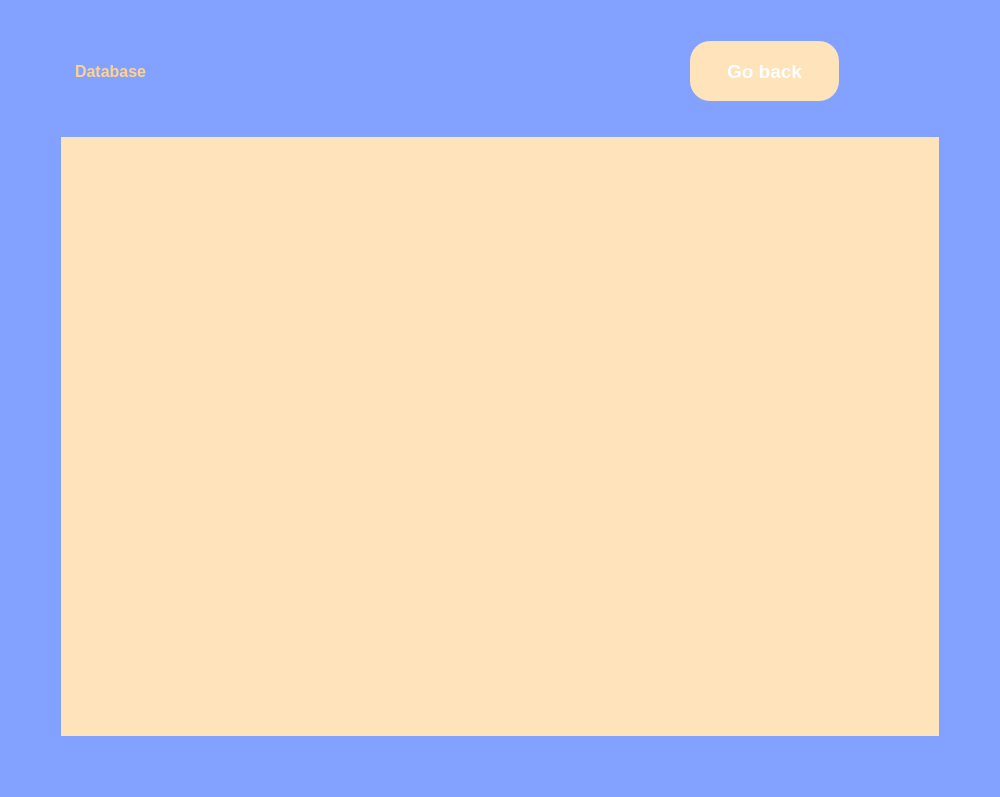
Old version of the form game_view/frontend/database.ui in the repository fra3597/my_german_game.
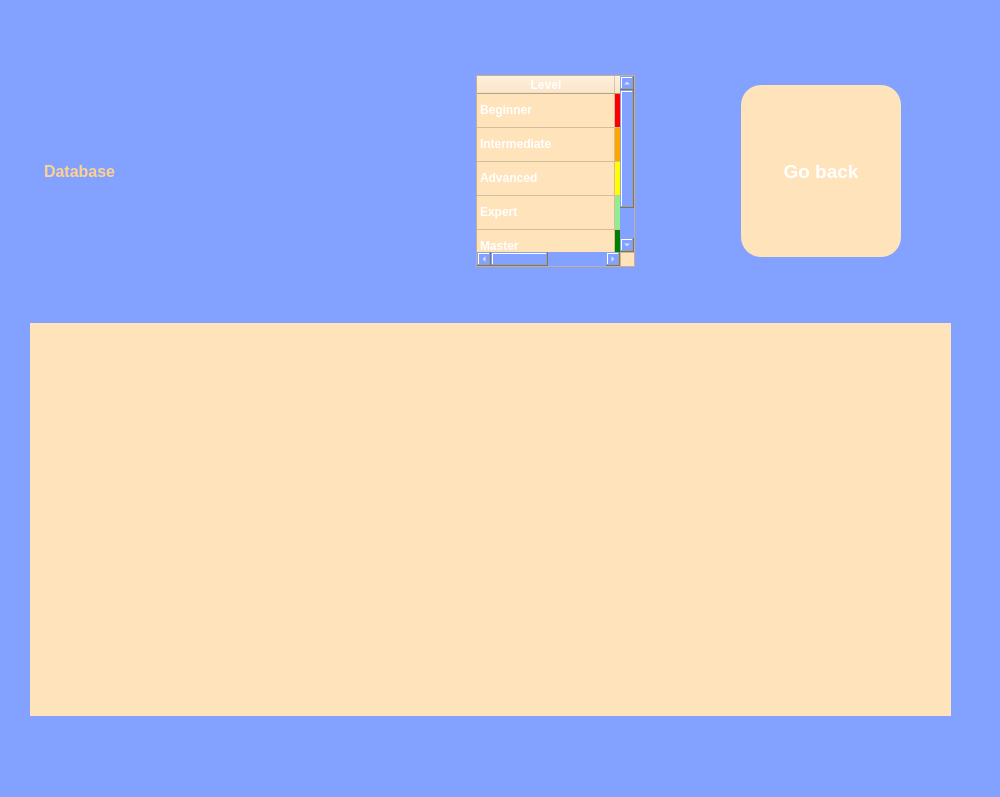
New version of the form.

Commit message: Implemented features: - SQL Database works also on the "Open Database" page

```diff
--- a/game_view/frontend/database.ui
+++ b/game_view/frontend/database.ui
@@ -19,20 +19,18 @@
 	color: #FFFFFF;
 }</string>
   </property>
-  <layout class="QVBoxLayout" name="verticalLayout_2">
-   <item>
-    <layout class="QVBoxLayout" name="verticalLayout" stretch="1,5">
-     <property name="leftMargin">
-      <number>50</number>
-     </property>
-     <property name="rightMargin">
-      <number>50</number>
-     </property>
-     <property name="bottomMargin">
-      <number>50</number>
-     </property>
+  <widget class="QWidget" name="verticalLayoutWidget">
+   <property name="geometry">
+    <rect>
+     <x>30</x>
+     <y>25</y>
+     <width>921</width>
+     <height>691</height>
+    </rect>
+   </property>
+   <layout class="QVBoxLayout" name="verticalLayout" stretch="1,4">
      <item>
-      <layout class="QHBoxLayout" name="horizontalLayout" stretch="3,2">
+     <layout class="QHBoxLayout" name="horizontalLayout" stretch="3,2,2">
        <item>
         <widget class="QLabel" name="title_label">
          <property name="sizePolicy">
@@ -65,19 +63,251 @@
          </property>
         </widget>
        </item>
+      <item>
+       <layout class="QHBoxLayout" name="horizontalLayout_Legend">
+        <property name="leftMargin">
+         <number>50</number>
+        </property>
+        <property name="topMargin">
+         <number>50</number>
+        </property>
+        <property name="rightMargin">
+         <number>50</number>
+        </property>
+        <property name="bottomMargin">
+         <number>50</number>
+        </property>
+        <item>
+         <widget class="QTableWidget" name="tableWidget">
+          <property name="font">
+           <font>
+            <weight>75</weight>
+            <bold>true</bold>
+           </font>
+          </property>
+          <property name="styleSheet">
+           <string notr="true">background-color: #FFE3BB;</string>
+          </property>
+          <attribute name="horizontalHeaderDefaultSectionSize">
+           <number>138</number>
+          </attribute>
+          <attribute name="horizontalHeaderHighlightSections">
+           <bool>true</bool>
+          </attribute>
+          <attribute name="horizontalHeaderMinimumSectionSize">
+           <number>24</number>
+          </attribute>
+          <attribute name="verticalHeaderVisible">
+           <bool>false</bool>
+          </attribute>
+          <attribute name="verticalHeaderDefaultSectionSize">
+           <number>34</number>
+          </attribute>
+          <row>
+           <property name="text">
+            <string>Beginner</string>
+           </property>
+          </row>
+          <row>
+           <property name="text">
+            <string>New Row</string>
+           </property>
+          </row>
+          <row>
+           <property name="text">
+            <string>Advanced</string>
+           </property>
+          </row>
+          <row>
+           <property name="text">
+            <string>Expert</string>
+           </property>
+          </row>
+          <row>
+           <property name="text">
+            <string>Master</string>
+           </property>
+          </row>
+          <column>
+           <property name="text">
+            <string>Level</string>
+           </property>
+           <property name="font">
+            <font>
+             <weight>75</weight>
+             <bold>true</bold>
+            </font>
+           </property>
+           <property name="background">
+            <color>
+             <red>255</red>
+             <green>210</green>
+             <blue>143</blue>
+            </color>
+           </property>
+          </column>
+          <column>
+           <property name="text">
+            <string>Color</string>
+           </property>
+           <property name="font">
+            <font>
+             <weight>75</weight>
+             <bold>true</bold>
+            </font>
+           </property>
+           <property name="foreground">
+            <brush brushstyle="SolidPattern">
+             <color alpha="255">
+              <red>255</red>
+              <green>210</green>
+              <blue>143</blue>
+             </color>
+            </brush>
+           </property>
+          </column>
+          <item row="0" column="0">
+           <property name="text">
+            <string>Beginner</string>
+           </property>
+           <property name="font">
+            <font>
+             <weight>75</weight>
+             <bold>true</bold>
+            </font>
+           </property>
+          </item>
+          <item row="0" column="1">
+           <property name="text">
+            <string/>
+           </property>
+           <property name="background">
+            <brush brushstyle="SolidPattern">
+             <color alpha="255">
+              <red>255</red>
+              <green>0</green>
+              <blue>0</blue>
+             </color>
+            </brush>
+           </property>
+          </item>
+          <item row="1" column="0">
+           <property name="text">
+            <string>Intermediate</string>
+           </property>
+           <property name="font">
+            <font>
+             <weight>75</weight>
+             <bold>true</bold>
+            </font>
+           </property>
+          </item>
+          <item row="1" column="1">
+           <property name="text">
+            <string/>
+           </property>
+           <property name="background">
+            <brush brushstyle="SolidPattern">
+             <color alpha="255">
+              <red>255</red>
+              <green>165</green>
+              <blue>0</blue>
+             </color>
+            </brush>
+           </property>
+          </item>
+          <item row="2" column="0">
+           <property name="text">
+            <string>Advanced</string>
+           </property>
+           <property name="font">
+            <font>
+             <weight>75</weight>
+             <bold>true</bold>
+            </font>
+           </property>
+          </item>
+          <item row="2" column="1">
+           <property name="text">
+            <string/>
+           </property>
+           <property name="background">
+            <brush brushstyle="SolidPattern">
+             <color alpha="255">
+              <red>255</red>
+              <green>255</green>
+              <blue>0</blue>
+             </color>
+            </brush>
+           </property>
+          </item>
+          <item row="3" column="0">
+           <property name="text">
+            <string>Expert</string>
+           </property>
+           <property name="font">
+            <font>
+             <weight>75</weight>
+             <bold>true</bold>
+            </font>
+           </property>
+          </item>
+          <item row="3" column="1">
+           <property name="text">
+            <string/>
+           </property>
+           <property name="background">
+            <brush brushstyle="SolidPattern">
+             <color alpha="255">
+              <red>144</red>
+              <green>238</green>
+              <blue>144</blue>
+             </color>
+            </brush>
+           </property>
+          </item>
+          <item row="4" column="0">
+           <property name="text">
+            <string>Master</string>
+           </property>
+           <property name="font">
+            <font>
+             <weight>75</weight>
+             <bold>true</bold>
+            </font>
+           </property>
+          </item>
+          <item row="4" column="1">
+           <property name="text">
+            <string/>
+           </property>
+           <property name="background">
+            <brush brushstyle="SolidPattern">
+             <color alpha="255">
+              <red>0</red>
+              <green>128</green>
+              <blue>0</blue>
+             </color>
+            </brush>
+           </property>
+          </item>
+         </widget>
+        </item>
+       </layout>
+      </item>
        <item>
         <layout class="QHBoxLayout" name="horizontalLayout_2">
          <property name="leftMargin">
-          <number>100</number>
+         <number>50</number>
          </property>
          <property name="topMargin">
-          <number>30</number>
+         <number>60</number>
          </property>
          <property name="rightMargin">
-          <number>100</number>
+         <number>50</number>
          </property>
          <property name="bottomMargin">
-          <number>30</number>
+         <number>60</number>
          </property>
          <item>
           <widget class="QPushButton" name="go_back_button">
@@ -116,6 +346,8 @@
       </layout>
      </item>
      <item>
+     <layout class="QHBoxLayout" name="horizontalLayout_3">
+      <item>
       <widget class="QTableView" name="summary_table">
        <property name="sizePolicy">
         <sizepolicy hsizetype="Expanding" vsizetype="Expanding">
@@ -158,6 +390,7 @@
     </layout>
    </item>
   </layout>
+  </widget>
  </widget>
  <resources/>
  <connections/>
```
Lines whose indentation alone changed are shown as unchanged. The commit also changes 15 other files.
